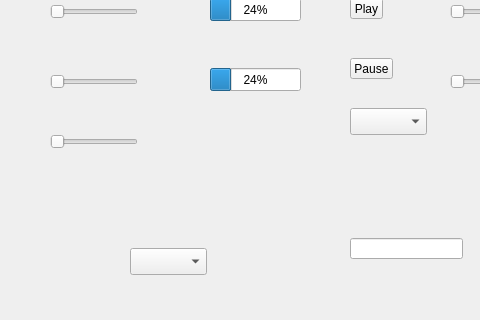
Qt form gstvideo.ui (neithanmo/BitRiver) before a commit; both pictures show x 0 to 480 and y 512 to 832 of the 741 by 832 pixel window.
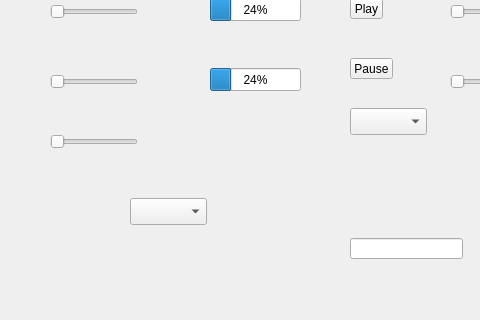
The same form after that commit.

What changed in the file:
```diff
--- a/gstvideo.ui
+++ b/gstvideo.ui
@@ -222,7 +222,7 @@
    <property name="geometry">
     <rect>
      <x>130</x>
-     <y>760</y>
+     <y>710</y>
      <width>77</width>
      <height>27</height>
     </rect>
```
